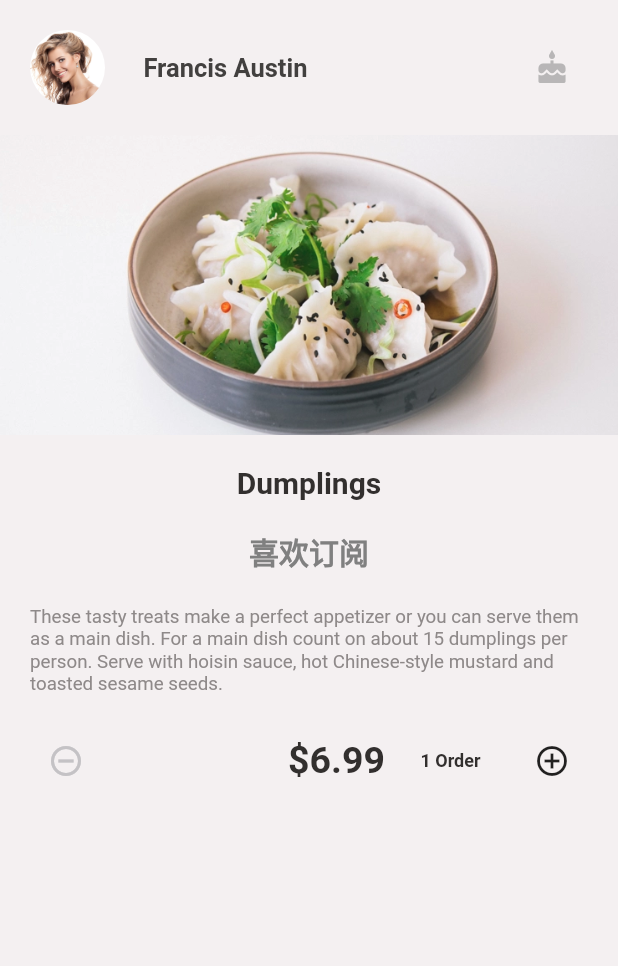
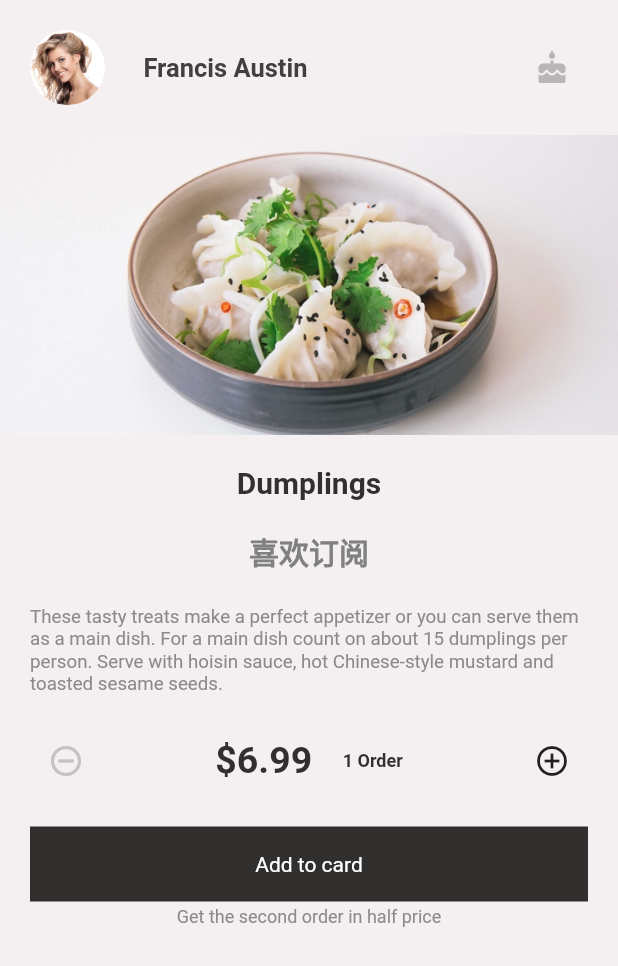
Before and after one commit to lmadhuranga/flutter-uis, a Flutter app: the DumplingsPage screen opened by its route, on a phone screen of 412 x 824 dp. Shown: the top 966 px of the screen. Run offline on Flutter 3.47's test engine with Material 2 defaults, Android fonts, the phone set to English and light mode, and no system bars; our stand-ins replace google_fonts, smooth_star_rating; Roboto replaces fonts that are missing (OpenSans); project files that could hold a hidden picture were left out.

Commit message:
Dumplings home page completed

```diff
--- a/lib/dumplings/dumplings_home.dart
+++ b/lib/dumplings/dumplings_home.dart
@@ -119,7 +119,7 @@ class _DumplingsPageState extends State<DumplingsPage> {
                     onPressed:(){},
                   ),
                   Container(
-                    width: 200.0,
+                    width: 125.0,
                     child: Row(
                       mainAxisAlignment: MainAxisAlignment.spaceBetween,
                       children: [
@@ -142,15 +142,46 @@ class _DumplingsPageState extends State<DumplingsPage> {
                             color: Color(0xFF322F2E),
                           ),
                         ),
-                        IconButton(
-                          icon: Icon(Icons.add_circle_outline),
-                          // color: Color(0xFF4C4A4A),
-                          onPressed:(){},
-                        ),
                       ],
                     ),
                   ),
+                  IconButton(
+                    icon: Icon(Icons.add_circle_outline),
+                    // color: Color(0xFF4C4A4A),
+                    onPressed:(){},
+                  ),
                 ],
+              ),
+            ),
+          ),
+          Padding(
+            padding: EdgeInsets.only(left: 20.0, right: 20.0),
+            child: InkWell(
+              child: Container(
+                height: 50.0,
+                width: sWidth,
+                color: Color(0xFF312F2E),
+                child: Center(
+                  child: Text(
+                  'Add to card',
+                  style: TextStyle(
+                    fontFamily: dFront,
+                    color: Colors.white,
+                  ),
+                ),
+                ),
+              ),
+              onTap: (){},
+            ),
+          ),
+          SizedBox(height: 3.0,),
+          Center(
+            child: Text(
+              'Get the second order in half price',
+              style: TextStyle(
+                fontFamily: dFront,
+                fontSize: 12.0,
+                color: Color(0xFF8E8989),
               ),
             ),
           ),
```
